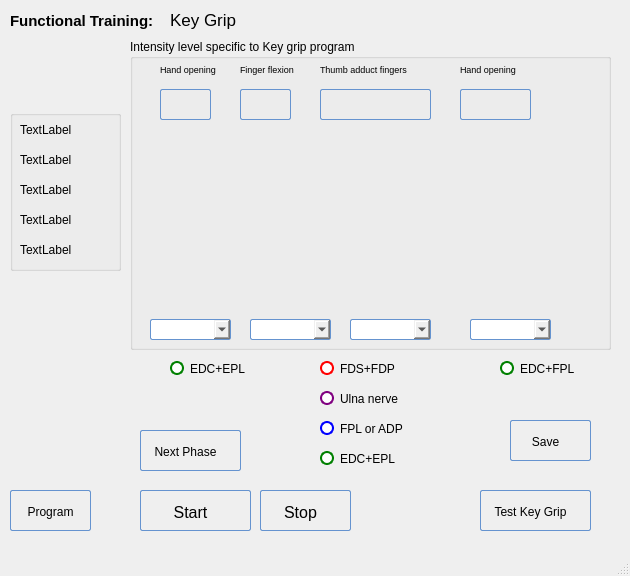
The window that POML060_v1/programkeygripv2.ui (viniltc/POML060) describes before a commit, drawn with Qt 5.
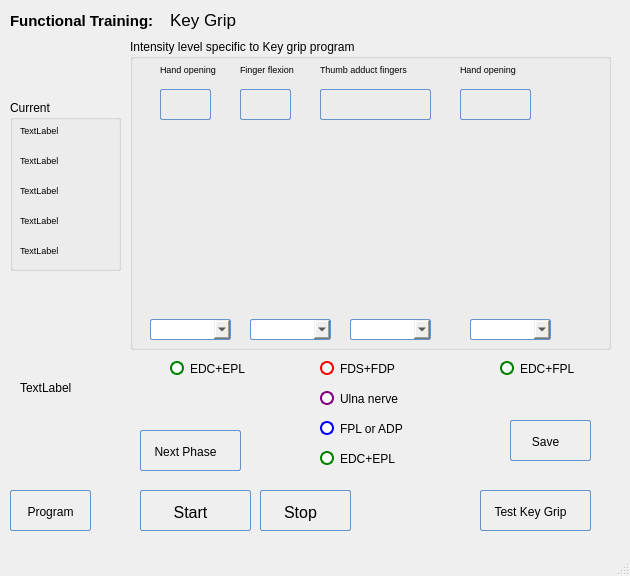
The same window after the commit. Icons and pictures are not drawn.

```diff
--- a/POML060_v1/programkeygripv2.ui
+++ b/POML060_v1/programkeygripv2.ui
@@ -1198,6 +1198,11 @@
       <height>20</height>
      </rect>
     </property>
+    <property name="font">
+     <font>
+      <pointsize>7</pointsize>
+     </font>
+    </property>
     <property name="text">
      <string>TextLabel</string>
     </property>
@@ -1211,6 +1216,11 @@
       <height>20</height>
      </rect>
     </property>
+    <property name="font">
+     <font>
+      <pointsize>7</pointsize>
+     </font>
+    </property>
     <property name="text">
      <string>TextLabel</string>
     </property>
@@ -1224,6 +1234,11 @@
       <height>20</height>
      </rect>
     </property>
+    <property name="font">
+     <font>
+      <pointsize>7</pointsize>
+     </font>
+    </property>
     <property name="text">
      <string>TextLabel</string>
     </property>
@@ -1237,6 +1252,11 @@
       <height>20</height>
      </rect>
     </property>
+    <property name="font">
+     <font>
+      <pointsize>7</pointsize>
+     </font>
+    </property>
     <property name="text">
      <string>TextLabel</string>
     </property>
@@ -1250,6 +1270,11 @@
       <height>20</height>
      </rect>
     </property>
+    <property name="font">
+     <font>
+      <pointsize>7</pointsize>
+     </font>
+    </property>
     <property name="text">
      <string>TextLabel</string>
     </property>
@@ -1258,15 +1283,59 @@
     <property name="geometry">
      <rect>
       <x>10</x>
-      <y>110</y>
+      <y>100</y>
       <width>111</width>
-      <height>161</height>
+      <height>171</height>
      </rect>
     </property>
     <property name="title">
-     <string/>
+     <string>Current</string>
     </property>
    </widget>
+   <widget class="QLabel" name="label_7">
+    <property name="geometry">
+     <rect>
+      <x>20</x>
+      <y>380</y>
+      <width>171</width>
+      <height>16</height>
+     </rect>
+    </property>
+    <property name="text">
+     <string>TextLabel</string>
+    </property>
+   </widget>
+   <zorder>groupBox_2</zorder>
+   <zorder>radioButton_four</zorder>
+   <zorder>radioButton_one</zorder>
+   <zorder>radioButton_two</zorder>
+   <zorder>radioButton_three</zorder>
+   <zorder>radioButton_five</zorder>
+   <zorder>pushButton_back_keypro</zorder>
+   <zorder>groupBox</zorder>
+   <zorder>label</zorder>
+   <zorder>label_2</zorder>
+   <zorder>pushButton_stimStart</zorder>
+   <zorder>pushButton_stimStop</zorder>
+   <zorder>label_pLabel</zorder>
+   <zorder>btn_nextPhase</zorder>
+   <zorder>label_pwvalue</zorder>
+   <zorder>radioButton_six</zorder>
+   <zorder>pushButton_keyGrip</zorder>
+   <zorder>label_Ulna</zorder>
+   <zorder>pushButton_save</zorder>
+   <zorder>label_EDC1</zorder>
+   <zorder>label_EDC2</zorder>
+   <zorder>label_FDS</zorder>
+   <zorder>label_Ulna_2</zorder>
+   <zorder>label_ADP</zorder>
+   <zorder>label_EDC3</zorder>
+   <zorder>label_currOne</zorder>
+   <zorder>label_currTwo</zorder>
+   <zorder>label_currThree</zorder>
+   <zorder>label_currFour</zorder>
+   <zorder>label_currFive</zorder>
+   <zorder>label_7</zorder>
   </widget>
   <widget class="QMenuBar" name="menubar">
    <property name="geometry">
```
